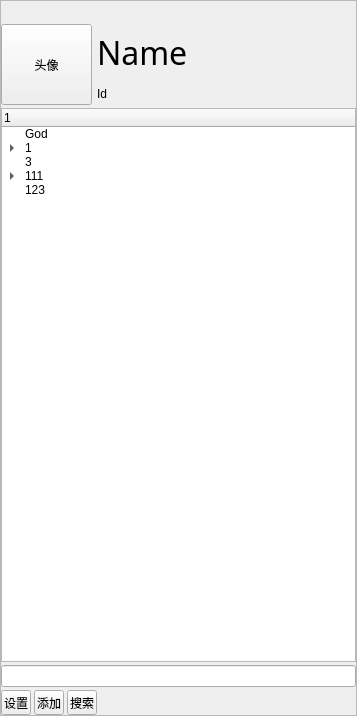
Old version of the form QQdemo/friendlist.ui in the repository Mine268/chatroom_qt.
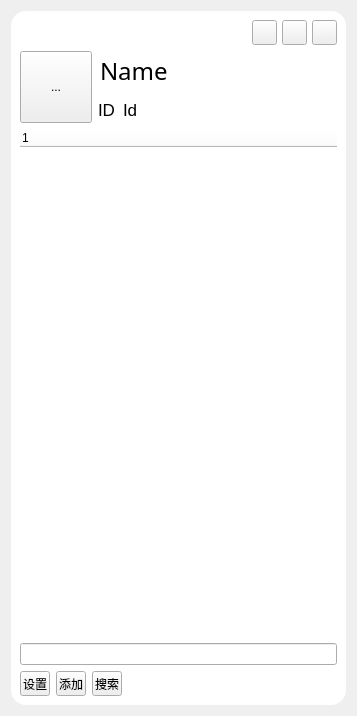
New version of the form. Icons and pictures are not drawn.

Patch:
```diff
--- a/QQdemo/friendlist.ui
+++ b/QQdemo/friendlist.ui
@@ -14,23 +14,17 @@
    <string>Form</string>
   </property>
   <layout class="QVBoxLayout" name="verticalLayout">
-   <property name="spacing">
-    <number>0</number>
-   </property>
-   <property name="leftMargin">
-    <number>0</number>
-   </property>
-   <property name="topMargin">
-    <number>0</number>
-   </property>
-   <property name="rightMargin">
-    <number>0</number>
-   </property>
-   <property name="bottomMargin">
-    <number>0</number>
-   </property>
    <item>
     <widget class="QFrame" name="frame">
+     <property name="styleSheet">
+      <string notr="true">QFrame
+{
+	background-color:rgb(255,255,255);
+ 
+	border:none;
+	border-radius:15px;
+}</string>
+     </property>
      <property name="frameShape">
       <enum>QFrame::StyledPanel</enum>
      </property>
@@ -38,21 +32,6 @@
       <enum>QFrame::Raised</enum>
      </property>
      <layout class="QVBoxLayout" name="verticalLayout_2">
-      <property name="spacing">
-       <number>3</number>
-      </property>
-      <property name="leftMargin">
-       <number>0</number>
-      </property>
-      <property name="topMargin">
-       <number>0</number>
-      </property>
-      <property name="rightMargin">
-       <number>0</number>
-      </property>
-      <property name="bottomMargin">
-       <number>0</number>
-      </property>
       <item>
        <layout class="QHBoxLayout" name="horizontalLayout">
         <item>
@@ -74,17 +53,17 @@
            <number>5</number>
           </property>
           <item>
-           <widget class="QPushButton" name="minimize">
+           <widget class="QToolButton" name="minimize">
             <property name="minimumSize">
              <size>
-              <width>20</width>
-              <height>20</height>
+              <width>25</width>
+              <height>25</height>
              </size>
             </property>
             <property name="maximumSize">
              <size>
-              <width>20</width>
-              <height>20</height>
+              <width>25</width>
+              <height>25</height>
              </size>
             </property>
             <property name="text">
@@ -100,29 +79,20 @@
               <height>25</height>
              </size>
             </property>
-            <property name="flat">
-             <bool>true</bool>
-            </property>
            </widget>
           </item>
           <item>
-           <widget class="QPushButton" name="maximize">
-            <property name="sizePolicy">
-             <sizepolicy hsizetype="Fixed" vsizetype="Fixed">
-              <horstretch>0</horstretch>
-              <verstretch>0</verstretch>
-             </sizepolicy>
-            </property>
+           <widget class="QToolButton" name="maxmize">
             <property name="minimumSize">
              <size>
-              <width>20</width>
-              <height>20</height>
+              <width>25</width>
+              <height>25</height>
              </size>
             </property>
             <property name="maximumSize">
              <size>
-              <width>20</width>
-              <height>20</height>
+              <width>25</width>
+              <height>25</height>
              </size>
             </property>
             <property name="text">
@@ -138,23 +108,20 @@
               <height>25</height>
              </size>
             </property>
-            <property name="flat">
-             <bool>true</bool>
-            </property>
            </widget>
           </item>
           <item>
-           <widget class="QPushButton" name="close">
+           <widget class="QToolButton" name="close">
             <property name="minimumSize">
              <size>
-              <width>20</width>
-              <height>20</height>
+              <width>25</width>
+              <height>25</height>
              </size>
             </property>
             <property name="maximumSize">
              <size>
-              <width>20</width>
-              <height>20</height>
+              <width>25</width>
+              <height>25</height>
              </size>
             </property>
             <property name="text">
@@ -170,9 +137,6 @@
               <height>25</height>
              </size>
             </property>
-            <property name="flat">
-             <bool>true</bool>
-            </property>
            </widget>
           </item>
          </layout>
@@ -182,97 +146,92 @@
       <item>
        <layout class="QGridLayout" name="gridLayout">
         <item row="0" column="0" rowspan="2">
-         <widget class="QPushButton" name="picture">
+         <widget class="QToolButton" name="picture">
           <property name="minimumSize">
            <size>
-            <width>91</width>
-            <height>81</height>
+            <width>72</width>
+            <height>72</height>
+           </size>
+          </property>
+          <property name="maximumSize">
+           <size>
+            <width>72</width>
+            <height>72</height>
            </size>
           </property>
           <property name="text">
-           <string>头像</string>
+           <string>...</string>
+          </property>
+          <property name="iconSize">
+           <size>
+            <width>72</width>
+            <height>72</height>
+           </size>
           </property>
          </widget>
         </item>
         <item row="0" column="1">
-         <widget class="QLineEdit" name="name">
-          <property name="font">
-           <font>
-            <family>Adobe Devanagari</family>
-            <pointsize>24</pointsize>
-           </font>
-          </property>
-          <property name="styleSheet">
-           <string notr="true">background:transparent;
+         <layout class="QHBoxLayout" name="horizontalLayout_2">
+          <item>
+           <widget class="QLineEdit" name="name">
+            <property name="font">
+             <font>
+              <family>Adobe Devanagari</family>
+              <pointsize>18</pointsize>
+             </font>
+            </property>
+            <property name="styleSheet">
+             <string notr="true">background:transparent;
 border-width:0;
 border-style:outset</string>
-          </property>
-          <property name="text">
-           <string>Name</string>
-          </property>
-         </widget>
+            </property>
+            <property name="text">
+             <string>Name</string>
+            </property>
+           </widget>
+          </item>
+         </layout>
         </item>
         <item row="1" column="1">
-         <widget class="QLineEdit" name="id">
-          <property name="styleSheet">
-           <string notr="true">background:transparent;
+         <layout class="QHBoxLayout" name="horizontalLayout_3">
+          <item>
+           <widget class="QLabel" name="label_2">
+            <property name="font">
+             <font>
+              <pointsize>13</pointsize>
+             </font>
+            </property>
+            <property name="text">
+             <string>ID</string>
+            </property>
+           </widget>
+          </item>
+          <item>
+           <widget class="QLineEdit" name="id">
+            <property name="font">
+             <font>
+              <pointsize>13</pointsize>
+             </font>
+            </property>
+            <property name="styleSheet">
+             <string notr="true">background:transparent;
 border-width:0;
 border-style:outset</string>
-          </property>
-          <property name="text">
-           <string>Id</string>
-          </property>
-         </widget>
+            </property>
+            <property name="text">
+             <string>Id</string>
+            </property>
+           </widget>
+          </item>
+         </layout>
         </item>
        </layout>
       </item>
       <item>
        <widget class="QTreeWidget" name="treeWidget">
-        <column>
-         <property name="text">
-          <string>1</string>
-         </property>
-        </column>
-        <item>
-         <property name="text">
-          <string>God</string>
-         </property>
-        </item>
-        <item>
-         <property name="text">
-          <string>1</string>
-         </property>
-         <item>
-          <property name="text">
-           <string>45</string>
-          </property>
-         </item>
-         <item>
-          <property name="text">
-           <string>758</string>
-          </property>
-         </item>
-        </item>
-        <item>
-         <property name="text">
-          <string>3</string>
-         </property>
-        </item>
-        <item>
-         <property name="text">
-          <string>111</string>
-         </property>
-         <item>
-          <property name="text">
-           <string>567</string>
-          </property>
-         </item>
-        </item>
-        <item>
-         <property name="text">
-          <string>123</string>
-         </property>
-        </item>
+        <property name="indentation">
+         <number>0</number>
+        </property>
        </widget>
       </item>
       <item>
```
